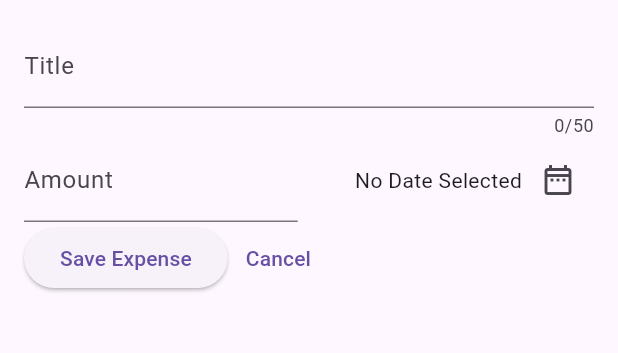
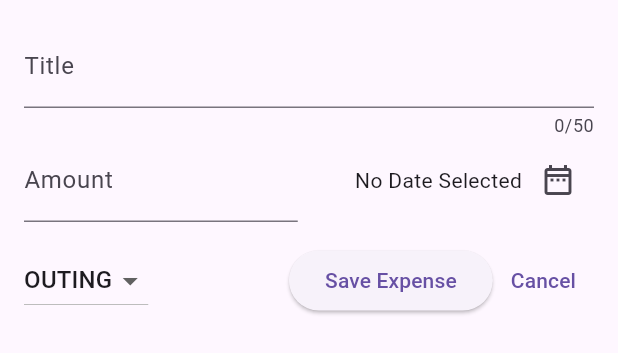
Before and after one commit to AaronPeterOcen/expense_tracker, a Flutter app: the NewExpense widget shown alone on an empty page, opened directly, on a phone screen of 412 x 824 dp. Shown: the top 353 px of the screen. Run offline on Flutter 3.47's test engine with Material 3 defaults, Android fonts, the phone set to English and light mode, and no system bars.

Commit message:
adding and using the dropdown button

```diff
--- a/lib/widgets/new_expense.dart
+++ b/lib/widgets/new_expense.dart
@@ -1,9 +1,6 @@
 // import 'package:expense_tracker/models/expense.dart';
+import 'package:expense_tracker/models/expense.dart';
 import 'package:flutter/material.dart';
-
-import 'package:intl/intl.dart';
-
-final dateFormatter = DateFormat.yMd();
 
 class NewExpense extends StatefulWidget {
   const NewExpense({super.key});
@@ -24,6 +21,7 @@ class _NewExpenseState extends State<NewExpense> {
   final _textInputController = TextEditingController();
   final _amountInputController = TextEditingController();
   DateTime? _selectedDate;
+  Category _selectedCategory = Category.outing;
 
   @override
   void dispose() {
@@ -101,8 +99,33 @@ class _NewExpenseState extends State<NewExpense> {
               )
             ],
           ),
+          const SizedBox(
+            height: 15,
+          ),
           Row(
             children: [
+              DropdownButton(
+                value: _selectedCategory,
+                items: Category.values
+                    .map(
+                      (category) => DropdownMenuItem(
+                        value: category,
+                        child: Text(
+                          category.name.toUpperCase(),
+                        ),
+                      ),
+                    )
+                    .toList(),
+                onChanged: (value) {
+                  if (value == null) {
+                    return;
+                  }
+                  setState(() {
+                    _selectedCategory = value;
+                  });
+                },
+              ),
+              const Spacer(),
               ElevatedButton(
                 onPressed: () {
                   print(_textInputController.text);
```
